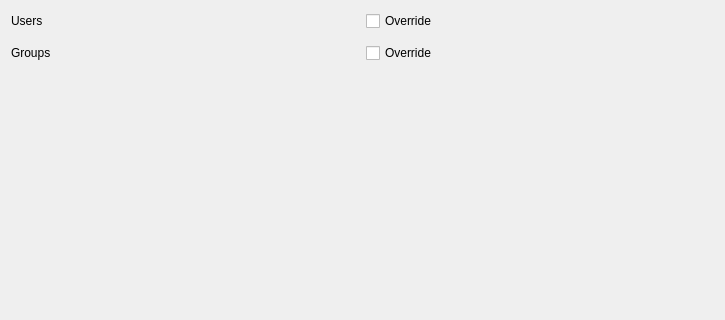
UoA-eResearch/mytardis_ime, file ime/ui/ui_derived_access_control_tab.ui: the form before one commit; both pictures show x 0 to 725 and y 0 to 320 of the 725 by 1080 pixel window.
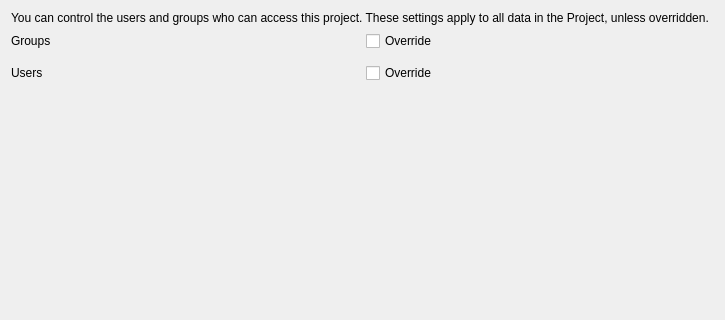
The form after the commit. Custom widgets are drawn as their Qt base class.

Commit message: Change AccessControlTableModel to Proxy to prep for Model to be passed in

The edit to the form file:
```diff
--- a/ime/ui/ui_derived_access_control_tab.ui
+++ b/ime/ui/ui_derived_access_control_tab.ui
@@ -26,42 +26,52 @@
    <string>Form</string>
   </property>
   <layout class="QVBoxLayout" name="verticalLayout">
+   <item>
+    <widget class="QLabel" name="label_3">
+     <property name="text">
+      <string>You can control the users and groups who can access this project. These settings apply to all data in the Project, unless overridden.</string>
+     </property>
+     <property name="wordWrap">
+      <bool>true</bool>
+     </property>
+    </widget>
+   </item>
    <item>
     <layout class="QGridLayout" name="gridLayout">
-     <item row="0" column="0">
-      <widget class="QLabel" name="label">
-       <property name="text">
-        <string>Users</string>
-       </property>
-      </widget>
-     </item>
-     <item row="0" column="1">
+     <item row="2" column="1">
       <widget class="QCheckBox" name="usersOverride">
        <property name="text">
         <string>Override</string>
        </property>
       </widget>
      </item>
-     <item row="1" column="1">
+     <item row="0" column="1">
+      <widget class="QCheckBox" name="groupsOverride">
+       <property name="text">
+        <string>Override</string>
+       </property>
+      </widget>
+     </item>
+     <item row="3" column="1">
       <widget class="AccessControlList" name="users" native="true"/>
      </item>
+     <item row="1" column="1">
+      <widget class="AccessControlList" name="groups" native="true"/>
+     </item>
      <item row="2" column="0">
       <widget class="QLabel" name="label_2">
        <property name="text">
+        <string>Users</string>
+       </property>
+      </widget>
+     </item>
+     <item row="0" column="0">
+      <widget class="QLabel" name="label">
+       <property name="text">
         <string>Groups</string>
        </property>
       </widget>
      </item>
-     <item row="2" column="1">
-      <widget class="QCheckBox" name="groupsOverride">
-       <property name="text">
-        <string>Override</string>
-       </property>
-      </widget>
-     </item>
-     <item row="3" column="1">
-      <widget class="AccessControlList" name="groups" native="true"/>
-     </item>
     </layout>
    </item>
    <item>
```
The commit also changes 17 other files.
